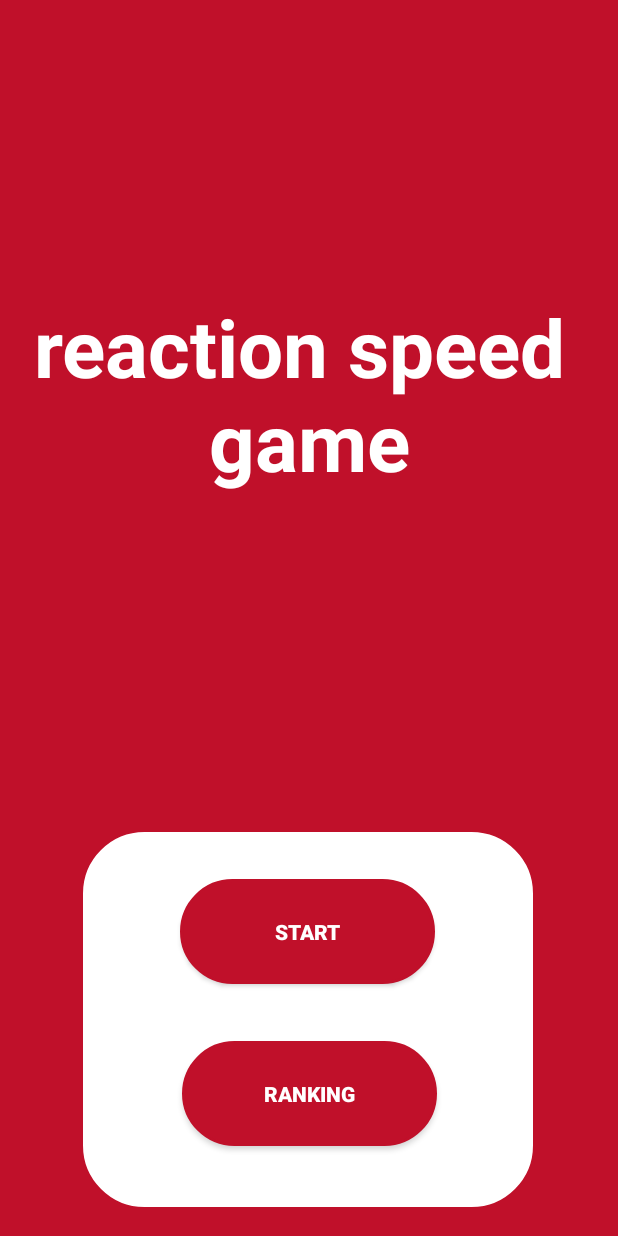
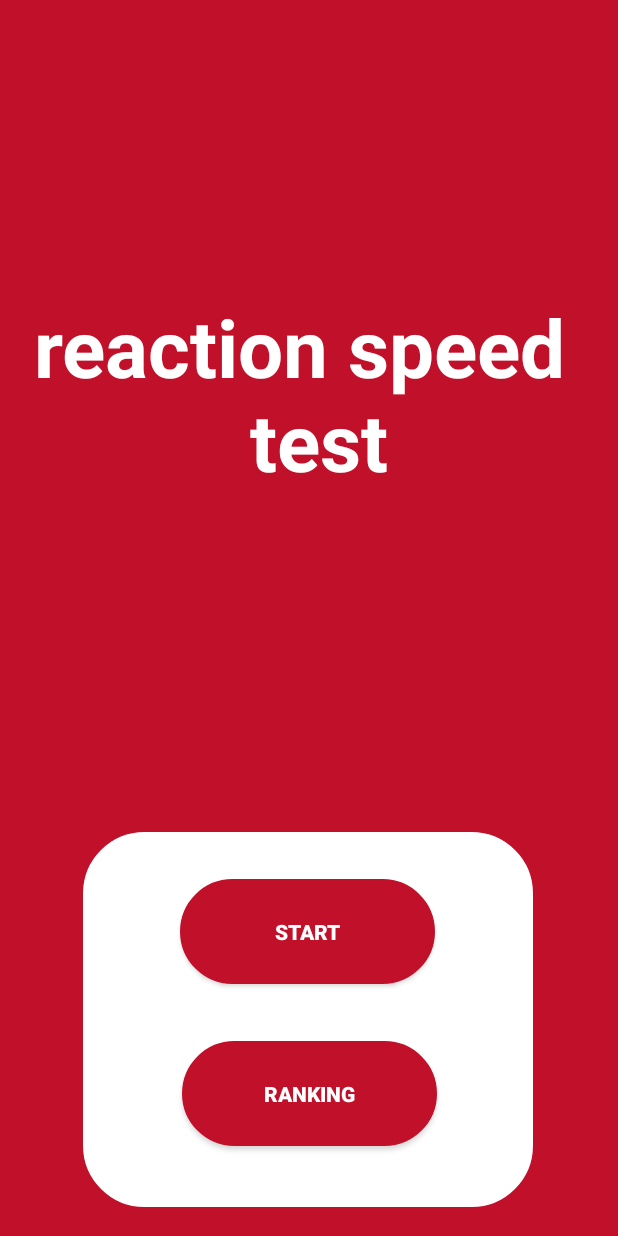
Before and after one commit to JangWoojun/Click_Game, an Android app: the screen it shows after launch (MainActivity), on a phone screen of 412 x 824 dp. Run offline under Robolectric (Android 15) with nearby library versions, the phone set to English and light mode, and no system bars; Roboto replaces fonts that are not available here.

Commit message:
2022/10/12 디자인 변경

```diff
--- a/app/src/main/res/layout/activity_main.xml
+++ b/app/src/main/res/layout/activity_main.xml
@@ -23,7 +23,7 @@
         android:layout_width="wrap_content"
         android:layout_height="wrap_content"
         android:gravity="center"
-        android:text="reaction speed \ngame"
+        android:text="reaction speed \n test"
         android:textColor="@color/white"
         android:fontFamily="@font/alegreya_sc"
         android:textSize="53sp"
```
